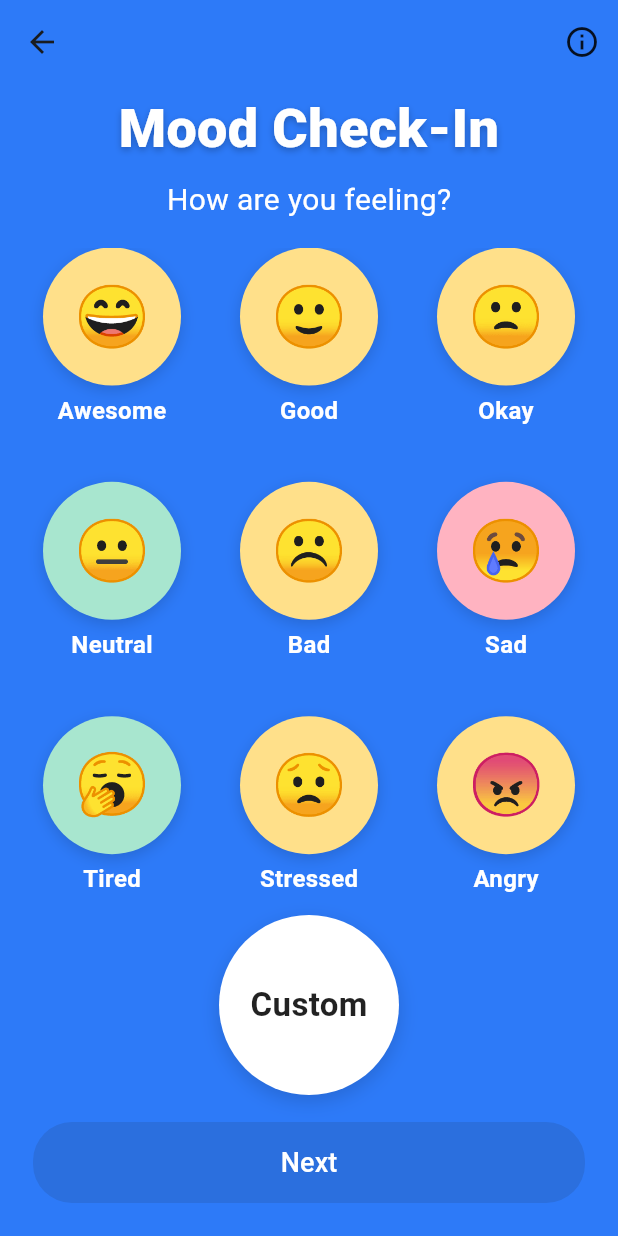
After one commit to lucaswilson1808/moodly, a Flutter app: the HomeScreen screen opened by its route, after a tap on "Mood Chart", on a phone screen of 412 x 824 dp. The commit adds this screen. Run offline on Flutter 3.47's test engine with Material 3 defaults, Android fonts, the phone set to English and light mode, and no system bars.

Commit message:
Created mood chart screen.
Template mood chart screen worked on with making changed inside the home screen code as well to implement the mood chart.

```diff
--- a/lib/screens/home_screen.dart
+++ b/lib/screens/home_screen.dart
@@ -1,5 +1,6 @@
 import 'package:flutter/material.dart';
 import '../services/notes_service.dart';
+import 'mood_chart.dart'; // <-- make sure this file exports class MoodChart
 
 class HomeScreen extends StatefulWidget {
   const HomeScreen({super.key});
@@ -49,19 +50,10 @@ class _HomeScreenState extends State<HomeScreen> {
                   // maybe show a dialog or about page
                 }
               },
-              itemBuilder: (context) => [
-                const PopupMenuItem(
-                  value: 'settings',
-                  child: Text('Settings'),
-                ),
-                const PopupMenuItem(
-                  value: 'about',
-                  child: Text('About'),
-                ),
-                const PopupMenuItem(
-                  value: 'logout',
-                  child: Text('Log Out'),
-                ),
+              itemBuilder: (context) => const [
+                PopupMenuItem(value: 'settings', child: Text('Settings')),
+                PopupMenuItem(value: 'about', child: Text('About')),
+                PopupMenuItem(value: 'logout', child: Text('Log Out')),
               ],
             ),
           ),
@@ -93,10 +85,7 @@ class _HomeScreenState extends State<HomeScreen> {
                         SizedBox(height: 10),
                         Text(
                           'Awesome',
-                          style: TextStyle(
-                            fontSize: 18,
-                            color: Colors.white,
-                          ),
+                          style: TextStyle(fontSize: 18, color: Colors.white),
                         ),
                       ],
                     ),
@@ -155,12 +144,11 @@ class _HomeScreenState extends State<HomeScreen> {
                 const SizedBox(height: 30),
                 const Text(
                   "You can make any day a good day.",
-                  style: TextStyle(
-                    fontSize: 18,
-                    color: Colors.white,
-                  ),
+                  style: TextStyle(fontSize: 18, color: Colors.white),
                 ),
                 const SizedBox(height: 20),
+
+                // If this image path isn't set up in pubspec.yaml, comment it out to avoid errors.
                 ClipRRect(
                   borderRadius: BorderRadius.circular(16),
                   child: Image.asset(
@@ -170,8 +158,11 @@ class _HomeScreenState extends State<HomeScreen> {
                     fit: BoxFit.cover,
                   ),
                 ),
+
                 const SizedBox(height: 20),
                 const Spacer(),
+
+                // ==== Bottom Bar ====
                 Container(
                   decoration: BoxDecoration(
                     color: Colors.blue[900],
@@ -183,9 +174,22 @@ class _HomeScreenState extends State<HomeScreen> {
                   child: Row(
                     mainAxisAlignment: MainAxisAlignment.spaceAround,
                     children: [
-                      Column(
+                      // Mood Chart (make tappable)
+                      InkWell(
+                        borderRadius: BorderRadius.circular(12),
+                        onTap: () {
+                          // If your class is named MoodScreen or MoodChartScreen,
+                          // change MoodChart() below to match.
+                          Navigator.push(
+                            context,
+                            MaterialPageRoute(
+                              builder: (_) => const MoodChart(),
+                            ),
+                          );
+                        },
+                        child: const Column(
                           mainAxisSize: MainAxisSize.min,
-                        children: const [
+                          children: [
                             Icon(Icons.emoji_emotions,
                                 color: Colors.white, size: 36),
                             SizedBox(height: 4),
@@ -193,18 +197,23 @@ class _HomeScreenState extends State<HomeScreen> {
                                 style: TextStyle(color: Colors.white)),
                           ],
                         ),
-                      Column(
+                      ),
+
+                      // Profile (placeholder)
+                      const Column(
                         mainAxisSize: MainAxisSize.min,
-                        children: const [
+                        children: [
                           Icon(Icons.person, color: Colors.white, size: 36),
                           SizedBox(height: 4),
                           Text('Profile',
                               style: TextStyle(color: Colors.white)),
                         ],
                       ),
-                      Column(
+
+                      // Settings (placeholder)
+                      const Column(
                         mainAxisSize: MainAxisSize.min,
-                        children: const [
+                        children: [
                           Icon(Icons.settings, color: Colors.white, size: 36),
                           SizedBox(height: 4),
                           Text('Settings',
--- /dev/null
+++ b/lib/screens/mood_chart.dart
@@ -0,0 +1,261 @@
+import 'package:flutter/material.dart';
+
+class MoodChart extends StatefulWidget { // Renamed from MoodCheckInScreen
+  const MoodChart({super.key});
+
+  @override
+  State<MoodChart> createState() => _MoodChartState();
+}
+
+class _MoodChartState extends State<MoodChart> {
+  // UI colors
+  static const Color primaryBlue = Color(0xFF2D7AF8); // screen background
+  static const Color darkNavy   = Color(0xFF0B1F3F); // for Next button
+  static const Color yellow     = Color(0xFFFFE08A);
+  static const Color mint       = Color(0xFFA8E6CF);
+  static const Color pink       = Color(0xFFFFB3C1);
+
+  // Emoji grid model
+  final List<_Mood> moods = const [
+    _Mood(label: 'Awesome', emoji: '😄',  bg: yellow),
+    _Mood(label: 'Good',    emoji: '🙂',  bg: yellow),
+    _Mood(label: 'Okay',    emoji: '🙁',  bg: yellow),
+    _Mood(label: 'Neutral', emoji: '😐',  bg: mint),
+    _Mood(label: 'Bad',     emoji: '☹️',  bg: yellow),
+    _Mood(label: 'Sad',     emoji: '😢',  bg: pink),
+    _Mood(label: 'Tired',   emoji: '🥱',  bg: mint),
+    _Mood(label: 'Stressed',emoji: '😟',  bg: yellow),
+    _Mood(label: 'Angry',   emoji: '😠',  bg: yellow),
+  ];
+
+  int? selectedIndex; // which mood user tapped
+  bool customSelected = false;
+
+  @override
+  Widget build(BuildContext context) {
+    return Scaffold(
+      backgroundColor: primaryBlue,
+      appBar: AppBar(
+        elevation: 0,
+        backgroundColor: Colors.transparent,
+        actions: [
+          IconButton(
+            icon: const Icon(Icons.info_outline, color: Colors.black87),
+            onPressed: () {
+              showAboutDialog(
+                context: context,
+                applicationName: 'Moodly',
+                applicationVersion: '0.1',
+                children: const [
+                  Text('Tap a mood to select it. You can also choose “Custom”.')
+                ],
+              );
+            },
+          )
+        ],
+      ),
+      body: SafeArea(
+        child: Column(
+          children: [
+            // Title
+            Padding(
+              padding: const EdgeInsets.fromLTRB(24, 4, 24, 8),
+              child: Text(
+                'Mood Check-In',
+                textAlign: TextAlign.center,
+                style: TextStyle(
+                  fontSize: 36,
+                  color: Colors.white,
+                  fontWeight: FontWeight.w800,
+                  shadows: [
+                    Shadow(
+                      color: Colors.black.withOpacity(.25),
+                      offset: const Offset(0, 2),
+                      blurRadius: 6,
+                    )
+                  ],
+                ),
+              ),
+            ),
+            const SizedBox(height: 2),
+            const Text(
+              'How are you feeling?',
+              style: TextStyle(
+                color: Colors.white,
+                fontSize: 20,
+                height: 1.2,
+              ),
+            ),
+            const SizedBox(height: 20),
+
+            // Grid of emoji moods
+            Expanded(
+              child: Padding(
+                padding: const EdgeInsets.symmetric(horizontal: 18),
+                child: GridView.builder(
+                  physics: const BouncingScrollPhysics(),
+                  itemCount: moods.length,
+                  gridDelegate: const SliverGridDelegateWithFixedCrossAxisCount(
+                    crossAxisCount: 3,
+                    mainAxisSpacing: 18,
+                    crossAxisSpacing: 18,
+                    childAspectRatio: .82,
+                  ),
+                  itemBuilder: (ctx, i) => _MoodTile(
+                    mood: moods[i],
+                    selected: selectedIndex == i && !customSelected,
+                    onTap: () {
+                      setState(() {
+                        selectedIndex = i;
+                        customSelected = false;
+                      });
+                    },
+                  ),
+                ),
+              ),
+            ),
+
+            // Custom big circle
+            Padding(
+              padding: const EdgeInsets.only(top: 6, bottom: 18),
+              child: GestureDetector(
+                onTap: () {
+                  setState(() {
+                    selectedIndex = null;
+                    customSelected = true;
+                  });
+                },
+                child: AnimatedContainer(
+                  duration: const Duration(milliseconds: 160),
+                  width: 120,
+                  height: 120,
+                  decoration: BoxDecoration(
+                    color: Colors.white,
+                    shape: BoxShape.circle,
+                    border: Border.all(
+                      color: customSelected ? Colors.black87 : Colors.transparent,
+                      width: 3,
+                    ),
+                    boxShadow: [
+                      BoxShadow(
+                        color: Colors.black.withOpacity(.15),
+                        blurRadius: 10,
+                        offset: const Offset(0, 4),
+                      )
+                    ],
+                  ),
+                  alignment: Alignment.center,
+                  child: const Text(
+                    'Custom',
+                    style: TextStyle(
+                      fontSize: 22,
+                      fontWeight: FontWeight.w700,
+                      color: Colors.black87,
+                    ),
+                  ),
+                ),
+              ),
+            ),
+
+            // Next button
+            Padding(
+              padding: const EdgeInsets.fromLTRB(22, 0, 22, 22),
+              child: SizedBox(
+                width: double.infinity,
+                height: 54,
+                child: ElevatedButton(
+                  style: ElevatedButton.styleFrom(
+                    backgroundColor: darkNavy,
+                    shape: RoundedRectangleBorder(
+                      borderRadius: BorderRadius.circular(26),
+                    ),
+                  ),
+                  onPressed: (selectedIndex != null || customSelected)
+                      ? () {
+                    final choice = customSelected
+                        ? 'Custom'
+                        : moods[selectedIndex!].label;
+                    ScaffoldMessenger.of(context).showSnackBar(
+                      SnackBar(content: Text('Selected: $choice')),
+                    );
+                    // TODO: Navigate to Add Notes screen, etc.
+                  }
+                      : null,
+                  child: const Text(
+                    'Next',
+                    style: TextStyle(fontSize: 18, color: Colors.white),
+                  ),
+                ),
+              ),
+            ),
+          ],
+        ),
+      ),
+    );
+  }
+}
+
+class _MoodTile extends StatelessWidget {
+  final _Mood mood;
+  final bool selected;
+  final VoidCallback onTap;
+
+  const _MoodTile({
+    required this.mood,
+    required this.selected,
+    required this.onTap,
+  });
+
+  @override
+  Widget build(BuildContext context) {
+    return GestureDetector(
+      onTap: onTap,
+      child: Column(
+        children: [
+          AnimatedContainer(
+            duration: const Duration(milliseconds: 150),
+            width: 92,
+            height: 92,
+            decoration: BoxDecoration(
+              color: mood.bg,
+              shape: BoxShape.circle,
+              border: Border.all(
+                color: selected ? Colors.black87 : Colors.transparent,
+                width: 3,
+              ),
+              boxShadow: [
+                BoxShadow(
+                  color: Colors.black.withOpacity(.15),
+                  blurRadius: 8,
+                  offset: const Offset(0, 3),
+                )
+              ],
+            ),
+            alignment: Alignment.center,
+            child: Text(
+              mood.emoji,
+              style: const TextStyle(fontSize: 40),
+            ),
+          ),
+          const SizedBox(height: 8),
+          Text(
+            mood.label,
+            style: const TextStyle(
+              fontSize: 16,
+              color: Colors.white,
+              height: 1.1,
+              fontWeight: FontWeight.w600,
+            ),
+          ),
+        ],
+      ),
+    );
+  }
+}
+
+class _Mood {
+  final String label;
+  final String emoji;
+  final Color bg;
+  const _Mood({required this.label, required this.emoji, required this.bg});
+}
```
Also changed, not shown: pubspec.lock. Lines whose indentation alone changed are shown as unchanged.
